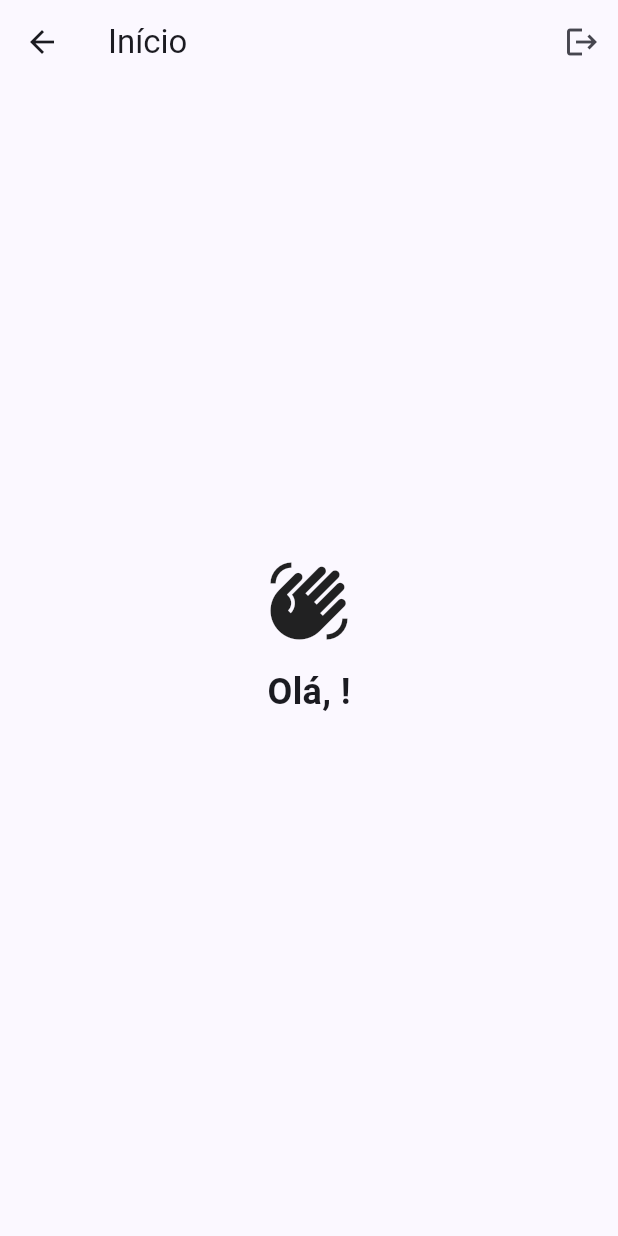
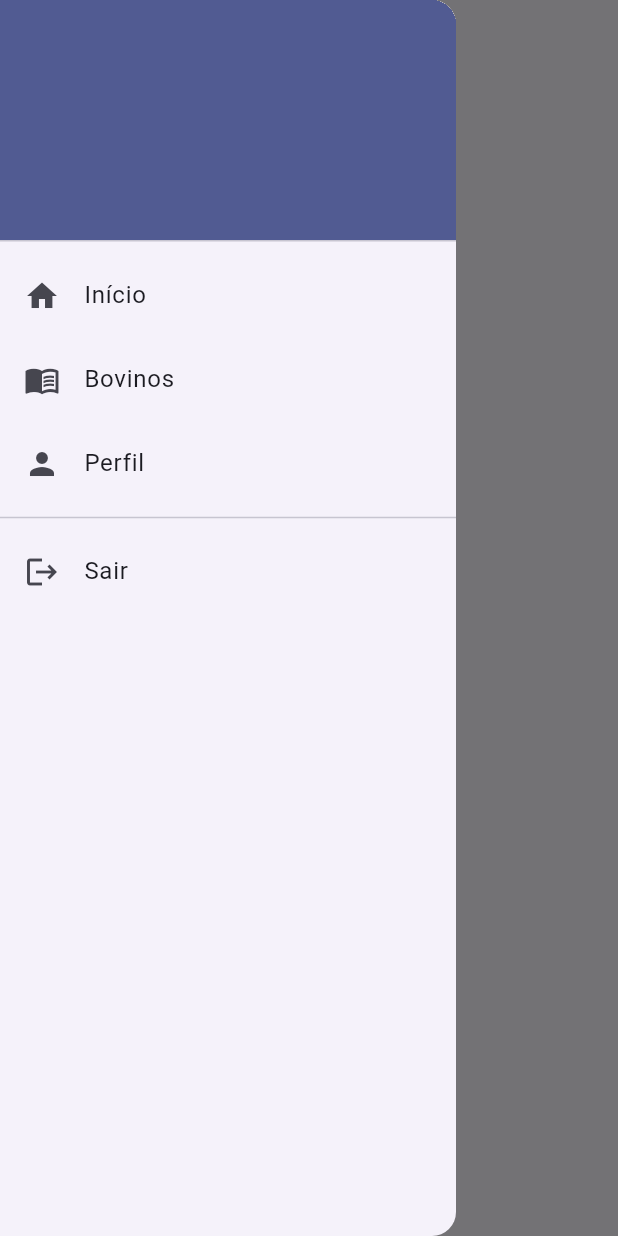
Before and after one commit to tom-antonio/gestao-de-bovinos, a Flutter app: the InicioScreen screen opened directly, with the side drawer open (before the commit the screen has no drawer), on a phone screen of 412 x 824 dp. Run offline on Flutter 3.47's test engine with Material 3 defaults, Android fonts, the phone set to English and light mode, and no system bars; accounts and stored records are empty.

Commit message:
o menu, o perfil e a prova completa

```diff
--- a/frontend/lib/screens/inicio_screen.dart
+++ b/frontend/lib/screens/inicio_screen.dart
@@ -3,6 +3,7 @@ import 'package:provider/provider.dart';
 
 import '../routes.dart';
 import '../services/sessao_service.dart';
+import '../widgets/app_drawer.dart';
 
 // A tela inicial: quem está logado vem da sessão, e não de um construtor.
 class InicioScreen extends StatelessWidget {
@@ -12,23 +13,8 @@ class InicioScreen extends StatelessWidget {
   Widget build(BuildContext context) {
     final usuario = context.watch<SessaoService>().usuario!;
     return Scaffold(
-      appBar: AppBar(
-        title: const Text('Início'),
-        actions: [
-          IconButton(
-            icon: const Icon(Icons.logout),
-            tooltip: 'Sair',
-            onPressed: () {
-              context.read<SessaoService>().sair();
-              Navigator.pushNamedAndRemoveUntil(
-                context,
-                AppRoutes.login,
-                (rota) => false,
-              );
-            },
-          ),
-        ],
-      ),
+      appBar: AppBar(title: const Text('Início')),
+      drawer: const AppDrawer(),
       body: Center(
         child: Column(
           mainAxisSize: MainAxisSize.min,
@@ -41,6 +27,13 @@ class InicioScreen extends StatelessWidget {
             ),
             const SizedBox(height: 8),
             Text(usuario.email),
+            const SizedBox(height: 24),
+            ElevatedButton(
+              onPressed: () {
+                Navigator.pushNamed(context, AppRoutes.bovino);
+              },
+              child: const Text('Ver os bovinos'),
+            ),
           ],
         ),
       ),
--- a/frontend/lib/services/sessao_service.dart
+++ b/frontend/lib/services/sessao_service.dart
@@ -44,5 +44,7 @@ class SessaoService extends ChangeNotifier {
 
   void sair() {
     token = null;
+    usuario = null;
+    notifyListeners();
   }
 }
--- /dev/null
+++ b/frontend/lib/widgets/app_drawer.dart
@@ -0,0 +1,55 @@
+import 'package:flutter/material.dart';
+import 'package:provider/provider.dart';
+
+import '../routes.dart';
+import '../services/sessao_service.dart';
+
+// O menu lateral, igual em toda tela protegida. Ele não recebe nada pelo
+// construtor: pergunta à sessão quem está logado, onde quer que esteja.
+class AppDrawer extends StatelessWidget {
+  const AppDrawer({super.key});
+
+  @override
+  Widget build(BuildContext context) {
+    // O guarda só abre as telas com sessão, então o usuário nunca é null aqui.
+    final usuario = context.watch<SessaoService>().usuario!;
+    return Drawer(
+      child: ListView(
+        children: [
+          UserAccountsDrawerHeader(
+            accountName: Text(usuario.nome),
+            accountEmail: Text(usuario.email),
+          ),
+          ListTile(
+            leading: const Icon(Icons.home),
+            title: const Text('Início'),
+            onTap: () => Navigator.pushReplacementNamed(context, AppRoutes.inicio),
+          ),
+          ListTile(
+            leading: const Icon(Icons.menu_book),
+            title: const Text('Bovinos'),
+            onTap: () => Navigator.pushReplacementNamed(context, AppRoutes.bovino),
+          ),
+          ListTile(
+            leading: const Icon(Icons.person),
+            title: const Text('Perfil'),
+            onTap: () => Navigator.pushReplacementNamed(context, AppRoutes.perfil),
+          ),
+          const Divider(),
+          ListTile(
+            leading: const Icon(Icons.logout),
+            title: const Text('Sair'),
+            onTap: () {
+              context.read<SessaoService>().sair();
+              Navigator.pushNamedAndRemoveUntil(
+                context,
+                AppRoutes.login,
+                (rota) => false,
+              );
+            },
+          ),
+        ],
+      ),
+    );
+  }
+}
```
Also changed, not shown: frontend/lib/main.dart (+8 -1 lines), frontend/lib/screens/bovinos_screen.dart (added, +26 -0 lines), frontend/lib/screens/perfil_screen.dart (added, +34 -0 lines), 2 other files.
